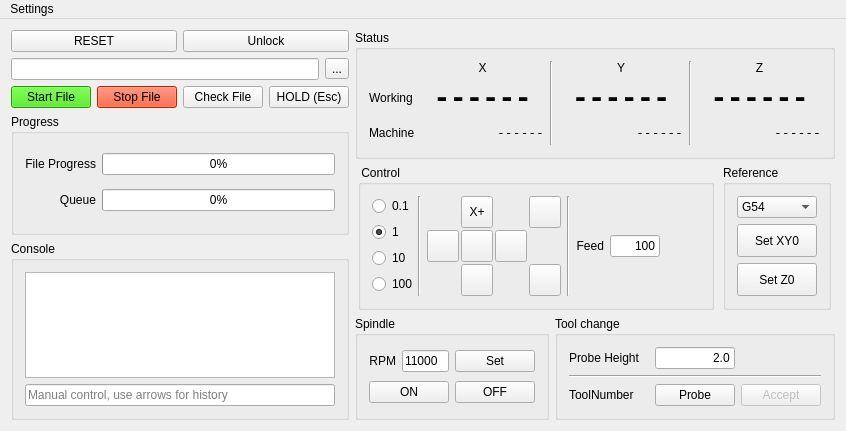
Old version of the form MainWindow.ui in the repository OstapFerensovych/qGRBL.
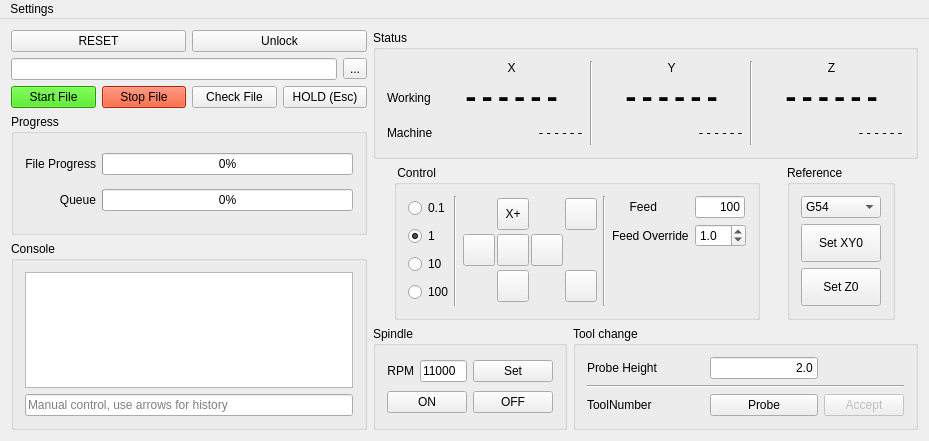
New version of the form. Icons and pictures are not drawn.

Commit message: Initial implementation of Feed Rate Multiplier

Patch:
```diff
--- a/MainWindow.ui
+++ b/MainWindow.ui
@@ -6,8 +6,8 @@
    <rect>
     <x>0</x>
     <y>0</y>
-    <width>846</width>
-    <height>411</height>
+    <width>929</width>
+    <height>441</height>
    </rect>
   </property>
   <property name="windowTitle">
@@ -697,6 +697,27 @@
           </widget>
          </item>
          <item>
+          <layout class="QGridLayout" name="gridLayout_8">
+           <item row="1" column="1">
+            <widget class="QDoubleSpinBox" name="dsbFeedOverride">
+             <property name="decimals">
+              <number>1</number>
+             </property>
+             <property name="minimum">
+              <double>0.100000000000000</double>
+             </property>
+             <property name="maximum">
+              <double>10.000000000000000</double>
+             </property>
+             <property name="singleStep">
+              <double>0.100000000000000</double>
+             </property>
+             <property name="value">
+              <double>1.000000000000000</double>
+             </property>
+            </widget>
+           </item>
+           <item row="0" column="0">
           <widget class="QLabel" name="label">
            <property name="maximumSize">
             <size>
@@ -712,7 +733,7 @@
            </property>
           </widget>
          </item>
-         <item>
+           <item row="0" column="1">
           <widget class="QLineEdit" name="leFeedRate">
            <property name="sizePolicy">
             <sizepolicy hsizetype="Fixed" vsizetype="Fixed">
@@ -737,18 +758,27 @@
            </property>
           </widget>
          </item>
-         <item>
-          <spacer name="horizontalSpacer">
+           <item row="1" column="0">
+            <widget class="QLabel" name="label_11">
+             <property name="text">
+              <string>Feed Override</string>
+             </property>
+            </widget>
+           </item>
+           <item row="2" column="0">
+            <spacer name="verticalSpacer">
            <property name="orientation">
-            <enum>Qt::Horizontal</enum>
+              <enum>Qt::Vertical</enum>
            </property>
            <property name="sizeHint" stdset="0">
             <size>
-             <width>40</width>
-             <height>20</height>
+               <width>20</width>
+               <height>40</height>
             </size>
            </property>
           </spacer>
+           </item>
+          </layout>
          </item>
         </layout>
        </widget>
@@ -1030,8 +1060,8 @@
     <rect>
      <x>0</x>
      <y>0</y>
-     <width>846</width>
-     <height>18</height>
+     <width>929</width>
+     <height>20</height>
     </rect>
    </property>
    <widget class="QMenu" name="menuSettings">
```
Left out of the diff: 6 changed lines with no effect on the pictures. Lines whose indentation alone changed are shown as unchanged. The commit also changes 4 other files.
